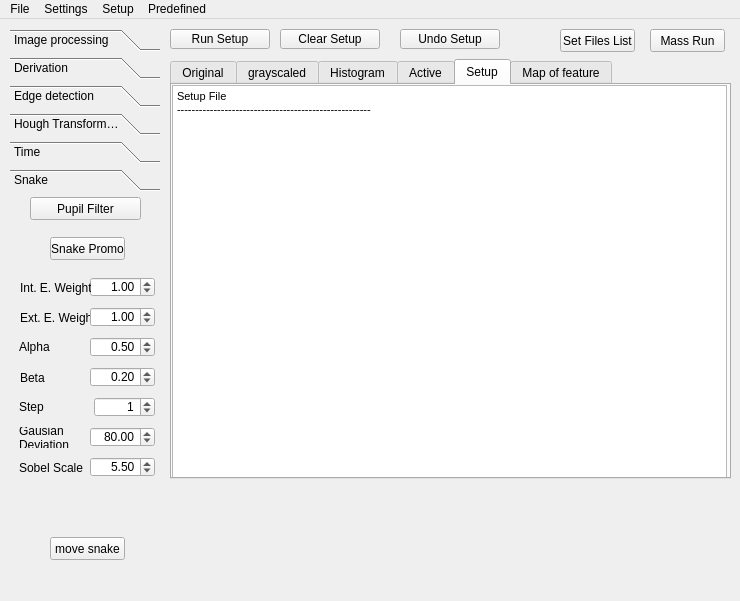
Before: the Qt Designer form mainwindow.ui in lukassos/bc_duhovka, drawn with Qt 5.
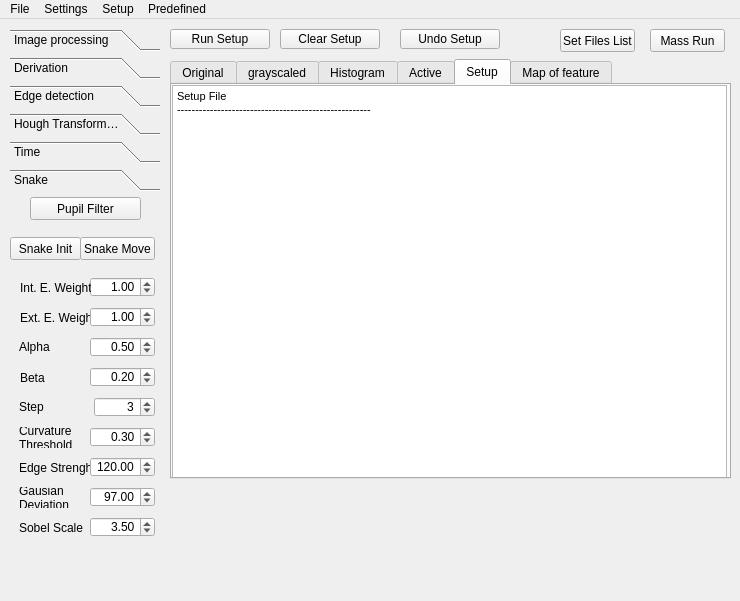
After: the same form once the commit is applied.

Commit message:
New snake is complete as of functionality external should be modified
done:
//estimation of curvature > relax beta
//point of attraction to external energy

```diff
--- a/mainwindow.ui
+++ b/mainwindow.ui
@@ -2240,34 +2240,34 @@
      <widget class="QPushButton" name="pushButton_snakePromo">
       <property name="geometry">
        <rect>
-        <x>40</x>
+        <x>0</x>
         <y>40</y>
-        <width>75</width>
+        <width>71</width>
         <height>23</height>
        </rect>
       </property>
       <property name="text">
-       <string>Snake Promo</string>
+       <string>Snake Init</string>
       </property>
      </widget>
      <widget class="QPushButton" name="pushButton_moveSnake">
       <property name="geometry">
        <rect>
-        <x>40</x>
-        <y>340</y>
+        <x>70</x>
+        <y>40</y>
         <width>75</width>
         <height>23</height>
        </rect>
       </property>
       <property name="text">
-       <string>move snake</string>
+       <string>Snake Move</string>
       </property>
      </widget>
      <widget class="QLabel" name="label_snake_gausianDeviation">
       <property name="geometry">
        <rect>
         <x>9</x>
-        <y>230</y>
+        <y>290</y>
         <width>71</width>
         <height>21</height>
        </rect>
@@ -2312,7 +2312,7 @@
        <number>1</number>
       </property>
       <property name="value">
-       <number>1</number>
+       <number>3</number>
       </property>
      </widget>
      <widget class="QDoubleSpinBox" name="doubleSpinBox_snake_beta">
@@ -2401,7 +2401,7 @@
       <property name="geometry">
        <rect>
         <x>80</x>
-        <y>230</y>
+        <y>290</y>
         <width>65</width>
         <height>20</height>
        </rect>
@@ -2422,7 +2422,7 @@
        <double>0.100000000000000</double>
       </property>
       <property name="value">
-       <double>80.000000000000000</double>
+       <double>97.000000000000000</double>
       </property>
      </widget>
      <widget class="QLabel" name="label_snake_weight_extE">
@@ -2511,7 +2511,7 @@
       <property name="geometry">
        <rect>
         <x>80</x>
-        <y>260</y>
+        <y>320</y>
         <width>65</width>
         <height>20</height>
        </rect>
@@ -2532,14 +2532,14 @@
        <double>0.100000000000000</double>
       </property>
       <property name="value">
-       <double>5.500000000000000</double>
+       <double>3.500000000000000</double>
       </property>
      </widget>
      <widget class="QLabel" name="label_snake_sobelScale">
       <property name="geometry">
        <rect>
         <x>9</x>
-        <y>260</y>
+        <y>320</y>
         <width>71</width>
         <height>21</height>
        </rect>
@@ -2551,6 +2551,95 @@
        <string>Sobel Scale</string>
       </property>
      </widget>
+     <widget class="QLabel" name="label_snake_gausianDeviation_2">
+      <property name="geometry">
+       <rect>
+        <x>9</x>
+        <y>230</y>
+        <width>71</width>
+        <height>21</height>
+       </rect>
+      </property>
+      <property name="layoutDirection">
+       <enum>Qt::LeftToRight</enum>
+      </property>
+      <property name="text">
+       <string>Curvature
+Threshold</string>
+      </property>
+     </widget>
+     <widget class="QDoubleSpinBox" name="doubleSpinBox_snake_curvThresh">
+      <property name="geometry">
+       <rect>
+        <x>80</x>
+        <y>230</y>
+        <width>65</width>
+        <height>20</height>
+       </rect>
+      </property>
+      <property name="alignment">
+       <set>Qt::AlignRight|Qt::AlignTrailing|Qt::AlignVCenter</set>
+      </property>
+      <property name="decimals">
+       <number>2</number>
+      </property>
+      <property name="minimum">
+       <double>0.010000000000000</double>
+      </property>
+      <property name="maximum">
+       <double>999.000000000000000</double>
+      </property>
+      <property name="singleStep">
+       <double>0.100000000000000</double>
+      </property>
+      <property name="value">
+       <double>0.300000000000000</double>
+      </property>
+     </widget>
+     <widget class="QLabel" name="label_snake_sobelScale_2">
+      <property name="geometry">
+       <rect>
+        <x>9</x>
+        <y>260</y>
+        <width>71</width>
+        <height>21</height>
+       </rect>
+      </property>
+      <property name="layoutDirection">
+       <enum>Qt::LeftToRight</enum>
+      </property>
+      <property name="text">
+       <string>Edge Strenght</string>
+      </property>
+     </widget>
+     <widget class="QDoubleSpinBox" name="doubleSpinBox_snake_edgeThresh">
+      <property name="geometry">
+       <rect>
+        <x>80</x>
+        <y>260</y>
+        <width>65</width>
+        <height>20</height>
+       </rect>
+      </property>
+      <property name="alignment">
+       <set>Qt::AlignRight|Qt::AlignTrailing|Qt::AlignVCenter</set>
+      </property>
+      <property name="decimals">
+       <number>2</number>
+      </property>
+      <property name="minimum">
+       <double>0.010000000000000</double>
+      </property>
+      <property name="maximum">
+       <double>999.000000000000000</double>
+      </property>
+      <property name="singleStep">
+       <double>1.000000000000000</double>
+      </property>
+      <property name="value">
+       <double>120.000000000000000</double>
+      </property>
+     </widget>
     </widget>
    </widget>
    <widget class="QPushButton" name="pushButton_clear">
```
The commit also changes 9 other files.
